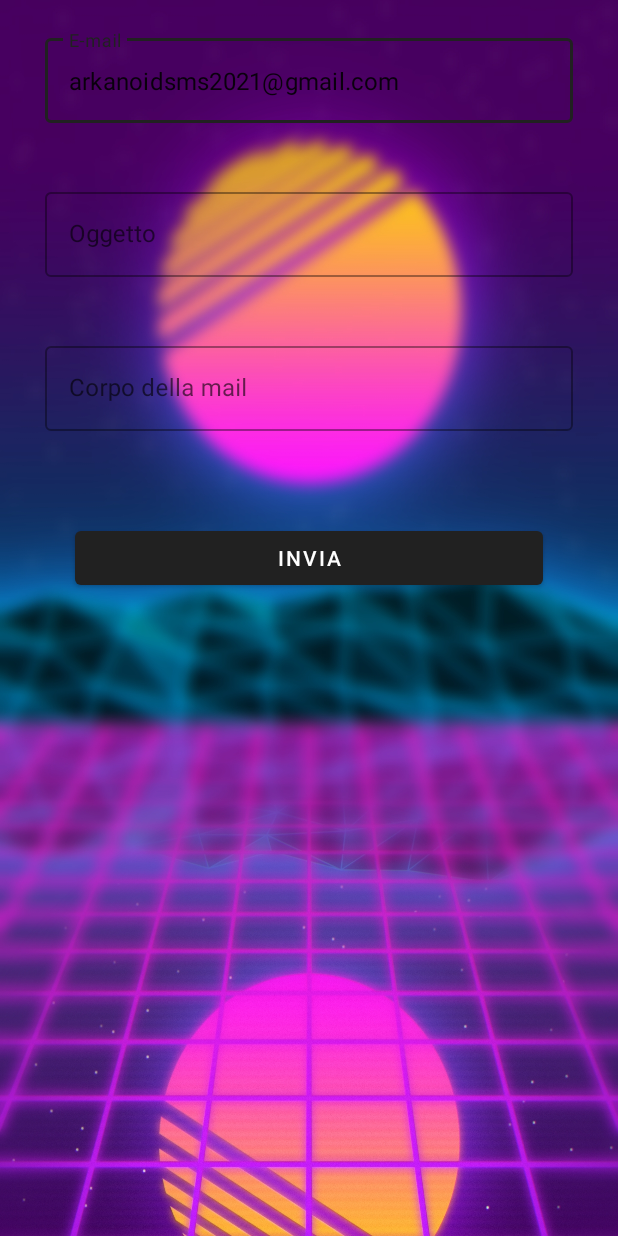
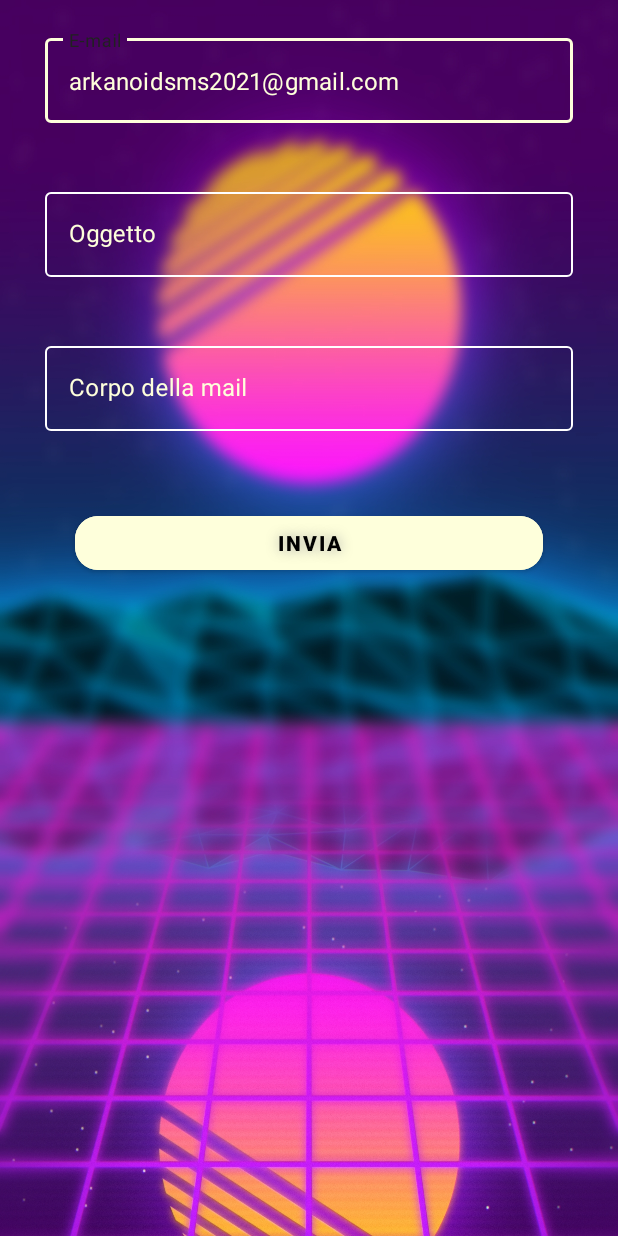
Before and after one commit to nicowsla/ArkanoidApp, an Android app: the layout activity_contact_us.xml on its own in the app's theme, with its tools: preview values and no code run, on a phone screen of 412 x 824 dp. Run offline under Robolectric (Android 15) with nearby library versions, the phone set to English and light mode, and no system bars.

Commit message:
Cambiamenti al layout vari

```diff
--- a/app/src/main/java/com/example/android/arkanoid/ContactUsActivity.java
+++ b/app/src/main/java/com/example/android/arkanoid/ContactUsActivity.java
@@ -50,6 +50,9 @@ public class ContactUsActivity extends AppCompatActivity {
         subjectLayout.startAnimation(fromtop);
         BodyLayout.startAnimation(fromtop);
         buttonSend.startAnimation(frombottom);
+
+        email.setFocusable( false );
+        email.setFocusableInTouchMode( false );
 
         email.setOnFocusChangeListener( new View.OnFocusChangeListener() {
             @Override
--- a/app/src/main/java/com/example/android/arkanoid/MessagesActivity.java
+++ b/app/src/main/java/com/example/android/arkanoid/MessagesActivity.java
@@ -134,7 +134,7 @@ public class MessagesActivity extends AppCompatActivity {
                     holder.itemView.setBackground(getDrawable(R.drawable.round_view_received));
                 }else{
                     holder.itemView.setBackground(getDrawable(R.drawable.round_view_send));
-                    holder.txtDesc.setTextColor(getResources().getColor(R.color.white));
+                    holder.txtDesc.setTextColor(getResources().getColor(R.color.button));
                 }
             }
         };
--- a/app/src/main/res/layout/activity_contact_us.xml
+++ b/app/src/main/res/layout/activity_contact_us.xml
@@ -19,6 +19,8 @@
         app:errorEnabled="true"
         android:ems="10"
         android:hint="@string/email"
+        android:textColorHint="@color/button"
+        app:boxStrokeColor="@color/button"
         android:inputType="textEmailAddress"
         tools:layout_editor_absoluteX="1dp"
         tools:layout_editor_absoluteY="235dp">
@@ -27,7 +29,9 @@
             android:id="@+id/email"
             android:text="@string/email_contact"
             android:layout_width="match_parent"
-            android:layout_height="wrap_content" />
+            android:layout_height="wrap_content"
+            android:textColor="@color/button"
+            android:textColorHint="@color/button"/>
     </com.google.android.material.textfield.TextInputLayout>
 
 
@@ -39,6 +43,8 @@
         android:layout_marginStart="30dp"
         android:layout_marginTop="20dp"
         android:layout_marginEnd="30dp"
+        android:textColorHint="@color/button"
+        app:boxStrokeColor="@color/button"
         app:errorEnabled="true"
         android:ems="10"
         android:hint="@string/Subject"
@@ -49,7 +55,9 @@
         <com.google.android.material.textfield.TextInputEditText
             android:id="@+id/Subject"
             android:layout_width="match_parent"
-            android:layout_height="wrap_content" />
+            android:layout_height="wrap_content"
+            android:textColor="@color/button"
+            android:textColorHint="@color/button"/>
     </com.google.android.material.textfield.TextInputLayout>
 
     <com.google.android.material.textfield.TextInputLayout
@@ -60,6 +68,8 @@
         android:layout_marginStart="30dp"
         android:layout_marginTop="20dp"
         android:layout_marginEnd="30dp"
+        android:textColorHint="@color/button"
+        app:boxStrokeColor="@color/button"
         app:errorEnabled="true"
         android:ems="10"
         android:hint="@string/Body"
@@ -69,16 +79,26 @@
         <com.google.android.material.textfield.TextInputEditText
             android:id="@+id/Body"
             android:layout_width="match_parent"
-            android:layout_height="wrap_content" />
+            android:layout_height="wrap_content"
+            android:textColor="@color/button"
+            android:textColorHint="@color/button"/>
     </com.google.android.material.textfield.TextInputLayout>
 
     <Button
         android:id="@+id/btnSend"
+        android:text="@string/Invia"
+        android:layout_marginTop="30dp"
+        android:layout_marginLeft="50dp"
+        android:layout_marginRight="50dp"
         android:layout_width="match_parent"
         android:layout_height="wrap_content"
-        android:layout_marginLeft="50dp"
-        android:layout_marginRight="50dp"
-        android:layout_marginTop="40dp"
-        android:text="@string/Invia"/>
+        android:backgroundTint="@color/button"
+        android:shadowColor="#A8A8A8"
+        android:shadowDx="0"
+        android:shadowDy="0"
+        android:shadowRadius="10"
+        android:textColor="#000000"
+        android:textStyle="bold"
+        app:cornerRadius="15dp"/>
 
 </LinearLayout>
--- a/app/src/main/res/layout/activity_messages.xml
+++ b/app/src/main/res/layout/activity_messages.xml
@@ -35,8 +35,8 @@
                 android:hint="@string/message_hint"
                 android:inputType="textShortMessage"
                 android:imeOptions="actionSend"
-                android:textColorHint="@color/white"
-                android:textColor="@color/white"
+                android:textColorHint="@color/button"
+                android:textColor="@color/button"
                 android:background="@drawable/round_shape_rectangular"
                 />
 
--- a/app/src/main/res/layout/activity_navigation_menu.xml
+++ b/app/src/main/res/layout/activity_navigation_menu.xml
@@ -26,7 +26,7 @@
             android:layout_marginTop="15dp"
             android:layout_marginLeft="50dp"
             app:civ_border_width="2dp"
-            app:civ_border_color="@color/white"
+            app:civ_border_color="@color/button"
             android:minHeight="200dp"/>
 
         <TextView
@@ -36,7 +36,7 @@
             android:layout_marginLeft="10dp"
             android:layout_marginTop="205dp"
             android:text="Username"
-            android:textColor="#FFFFFF"
+            android:textColor="@color/button"
             android:textSize="18sp"
             android:textStyle="bold" />
 
--- a/app/src/main/res/layout/activity_reset_password.xml
+++ b/app/src/main/res/layout/activity_reset_password.xml
@@ -31,6 +31,8 @@
             android:layout_marginStart="30dp"
             android:layout_marginTop="50dp"
             android:layout_marginEnd="30dp"
+            android:textColorHint="@color/button"
+            app:boxStrokeColor="@color/button"
             app:errorEnabled="true"
             android:ems="10"
             android:hint="@string/insert_email_to_reset"
@@ -41,7 +43,9 @@
             <com.google.android.material.textfield.TextInputEditText
                 android:id="@+id/email_reset_psw"
                 android:layout_width="match_parent"
-                android:layout_height="wrap_content" />
+                android:layout_height="wrap_content"
+                android:textColor="@color/button"
+                android:textColorHint="@color/button"/>
         </com.google.android.material.textfield.TextInputLayout>
 
         <Button
--- a/app/src/main/res/values/styles.xml
+++ b/app/src/main/res/values/styles.xml
@@ -10,16 +10,16 @@
         <item name="colorControlNormal">@color/button</item>
         <item name="colorControlActivated">@color/button</item>
         <item name="colorControlHighlight">@color/button</item>
-
-
     </style>
     <style name="SplashTheme" parent="Theme.AppCompat.NoActionBar">
         <item name="android:windowBackground">@drawable/splash_theme</item>
     </style>
 
     <style name="LoginTextInputLayoutStyle" parent="Widget.MaterialComponents.TextInputLayout.OutlinedBox.Dense">
-        <item name="boxStrokeColor">#fff</item>
+        <item name="boxStrokeColor">#FEFFDB</item>
         <item name="boxStrokeWidth">2dp</item>
+        <item name="android:textColor">#FEFFDB</item>
+        <item name="android:textColorHint">#FEFFDB</item>
     </style>
 
 </resources>
```
Also changed, not shown: app/src/main/res/layout/activity_login.xml (+9 -2 lines), app/src/main/res/layout/activity_settings.xml (+5 -7 lines), app/src/main/res/layout/activity_sign_in.xml (+33 -11 lines), app/src/main/res/layout/activity_user_profile.xml (+22 -10 lines).
